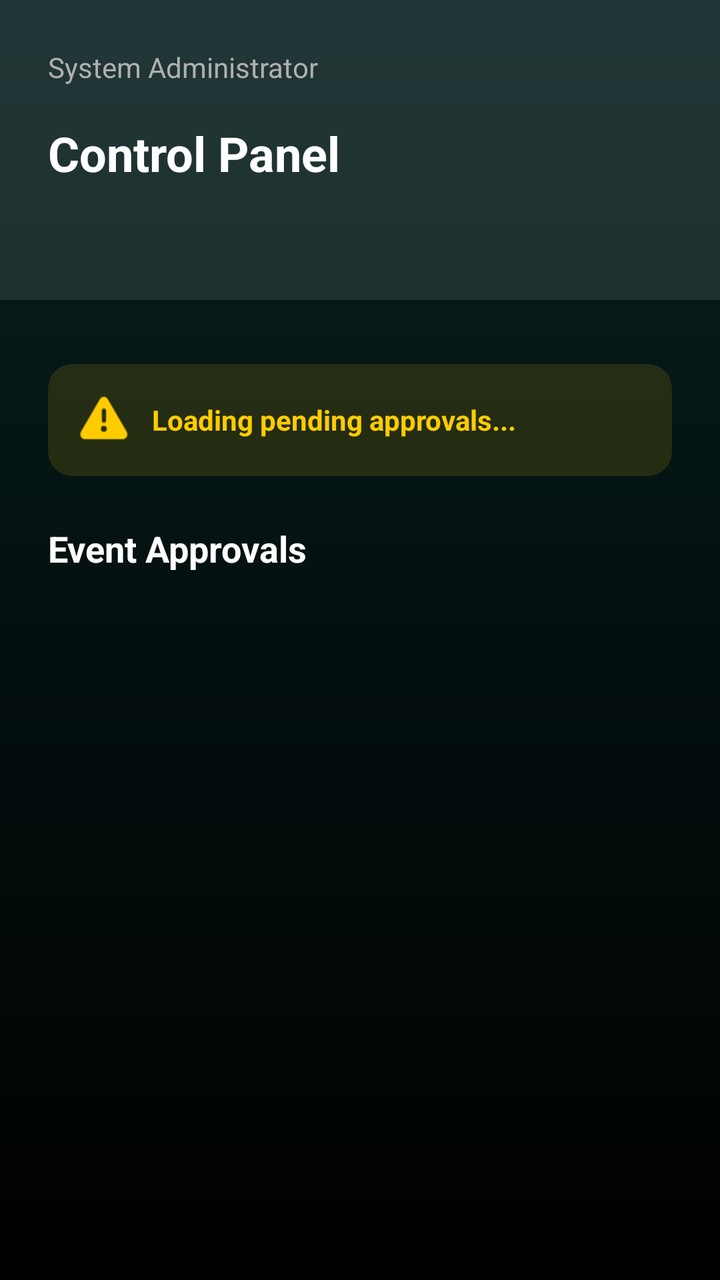
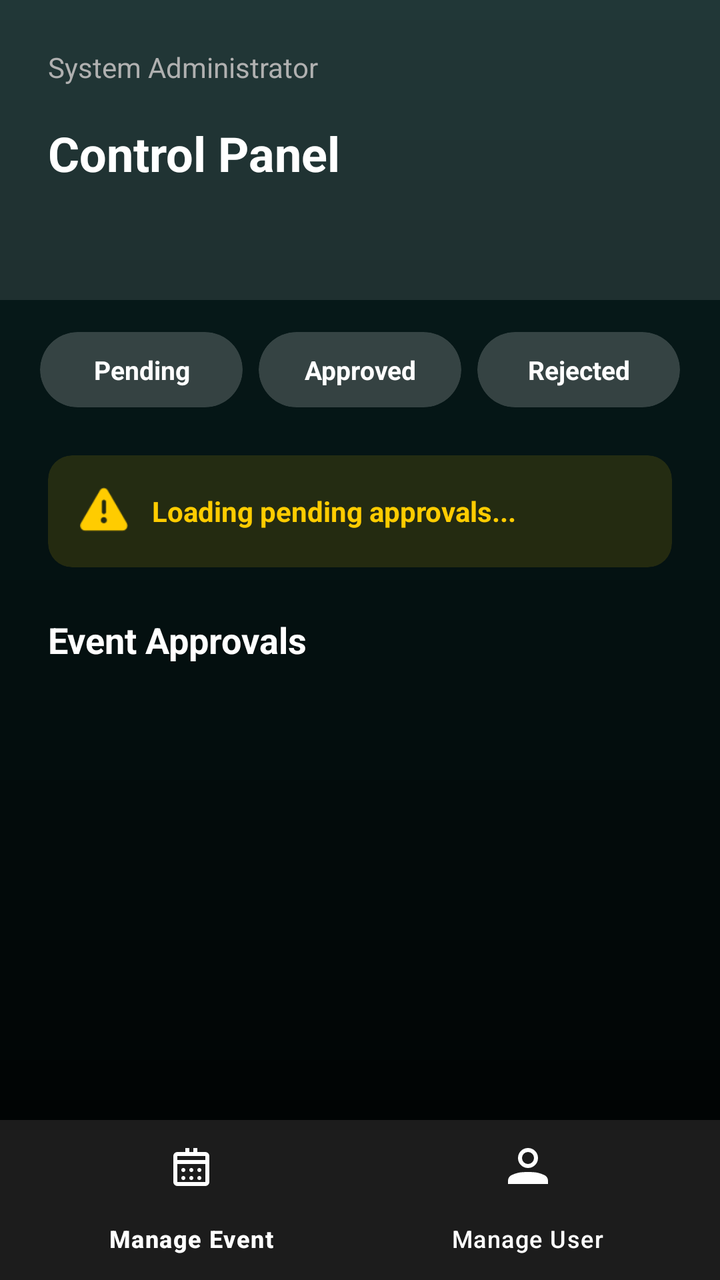

Before-and-after screenshots of an Android layout around one commit, followed by the original layout XML and the change that was made.
<!-- AndroidManifest.xml: application theme Theme.CampusConnectProject -->
<!-- res/layout/activity_dashboard_admin.xml -->
<?xml version="1.0" encoding="utf-8"?>
<androidx.constraintlayout.widget.ConstraintLayout
    xmlns:android="http://schemas.android.com/apk/res/android"
    xmlns:app="http://schemas.android.com/apk/res-auto"
    xmlns:tools="http://schemas.android.com/tools"
    android:layout_width="match_parent"
    android:layout_height="match_parent"
    android:background="@drawable/bg_main_gradient"
    tools:context=".ui.admin.DashboardAdminActivity">

    <View
        android:id="@+id/headerAdmin"
        android:layout_width="match_parent"
        android:layout_height="150dp"
        android:background="#1AFFFFFF"
        app:layout_constraintTop_toTopOf="parent" />

    <TextView
        android:layout_width="wrap_content"
        android:layout_height="wrap_content"
        android:layout_marginStart="24dp"
        android:layout_marginTop="24dp"
        android:text="System Administrator"
        android:textColor="#B0B0B0"
        android:textSize="14sp"
        app:layout_constraintStart_toStartOf="parent"
        app:layout_constraintTop_toTopOf="parent" />

    <TextView
        android:layout_width="wrap_content"
        android:layout_height="wrap_content"
        android:layout_marginStart="24dp"
        android:text="Control Panel"
        android:textColor="#FFFFFF"
        android:textSize="24sp"
        android:textStyle="bold"
        app:layout_constraintStart_toStartOf="parent"
        app:layout_constraintTop_toBottomOf="@+id/headerAdmin"
        android:layout_marginTop="-90dp"/>

    <androidx.cardview.widget.CardView
        android:id="@+id/cvPendingApproval"
        android:layout_width="match_parent"
        android:layout_height="wrap_content"
        android:layout_marginHorizontal="24dp"
        android:layout_marginTop="32dp"
        app:cardBackgroundColor="#20FFCC00"
        app:cardCornerRadius="12dp"
        app:cardElevation="0dp"
        app:layout_constraintTop_toBottomOf="@id/headerAdmin">

        <LinearLayout
            android:layout_width="match_parent"
            android:layout_height="wrap_content"
            android:padding="16dp"
            android:orientation="horizontal"
            android:gravity="center_vertical">

            <ImageView
                android:layout_width="24dp"
                android:layout_height="24dp"
                android:src="@android:drawable/ic_dialog_alert"
                app:tint="#FFCC00" />

            <TextView
                android:id="@+id/tvPendingApprovalMessage"
                android:layout_width="wrap_content"
                android:layout_height="wrap_content"
                android:layout_marginStart="12dp"
                android:text="Loading pending approvals..."
                android:textColor="#FFCC00"
                android:textSize="14sp"
                android:textStyle="bold" />
        </LinearLayout>
    </androidx.cardview.widget.CardView>

    <TextView
        android:id="@+id/tvLabelApproval"
        android:layout_width="wrap_content"
        android:layout_height="wrap_content"
        android:layout_marginStart="24dp"
        android:layout_marginTop="24dp"
        android:text="Event Approvals"
        android:textColor="@color/white"
        android:textSize="18sp"
        android:textStyle="bold"
        app:layout_constraintStart_toStartOf="parent"
        app:layout_constraintTop_toBottomOf="@id/cvPendingApproval" />

    <androidx.recyclerview.widget.RecyclerView
        android:id="@+id/rvAdminApprovals"
        android:layout_width="match_parent"
        android:layout_height="0dp"
        android:layout_marginTop="12dp"
        app:layout_constraintBottom_toBottomOf="parent"
        app:layout_constraintTop_toBottomOf="@id/tvLabelApproval"
        tools:listitem="@layout/item_event_admin" />

</androidx.constraintlayout.widget.ConstraintLayout>
<!-- res/layout/item_event_admin.xml (included above) -->
<?xml version="1.0" encoding="utf-8"?>
<androidx.cardview.widget.CardView
    xmlns:android="http://schemas.android.com/apk/res/android"
    xmlns:app="http://schemas.android.com/apk/res-auto"
    android:layout_width="match_parent"
    android:layout_height="wrap_content"
    android:layout_margin="12dp"
    app:cardCornerRadius="12dp"
    app:cardElevation="0dp"
    app:cardBackgroundColor="#20FFFFFF">

    <LinearLayout
        android:layout_width="match_parent"
        android:layout_height="wrap_content"
        android:orientation="vertical"
        android:padding="16dp">

        <ImageView
            android:id="@+id/imgPoster"
            android:layout_width="match_parent"
            android:layout_height="180dp"
            android:scaleType="centerCrop"
            android:background="#1AFFFFFF" />

        <TextView
            android:id="@+id/tvEventName"
            android:layout_width="wrap_content"
            android:layout_height="wrap_content"
            android:text="Nama Event"
            android:textColor="@color/white"
            android:textSize="18sp"
            android:textStyle="bold"
            android:layout_marginTop="12dp"/>

        <TextView
            android:id="@+id/tvOrganizer"
            android:layout_width="wrap_content"
            android:layout_height="wrap_content"
            android:layout_marginTop="4dp"
            android:text="By: Panitia"
            android:textColor="#B0B0B0" />

        <TextView
            android:id="@+id/tvCategory"
            android:layout_width="wrap_content"
            android:layout_height="wrap_content"
            android:layout_marginTop="4dp"
            android:text="Kategori"
            android:textColor="#B0B0B0" />

        <TextView
            android:id="@+id/tvLocation"
            android:layout_width="wrap_content"
            android:layout_height="wrap_content"
            android:layout_marginTop="4dp"
            android:text="Location"
            android:textColor="#B0B0B0"/>

        <TextView
            android:id="@+id/tvEventDate"
            android:layout_width="wrap_content"
            android:layout_height="wrap_content"
            android:layout_marginTop="4dp"
            android:text="Start : -"
            android:textColor="#B0B0B0"/>

        <TextView
            android:id="@+id/tvCapacity"
            android:layout_width="wrap_content"
            android:layout_height="wrap_content"
            android:layout_marginTop="8dp"
            android:text="Capacity : 0"
            android:textColor="@color/white"/>

        <TextView
            android:id="@+id/tvStatus"
            android:layout_width="wrap_content"
            android:layout_height="wrap_content"
            android:layout_marginTop="8dp"
            android:text="PENDING"
            android:textColor="#F59E0B"
            android:textStyle="bold" />

        <Button
            android:id="@+id/btnReview"
            android:layout_width="match_parent"
            android:layout_height="wrap_content"
            android:layout_marginTop="12dp"
            android:backgroundTint="@color/warna_primer"
            android:text="Review"
            android:textAllCaps="false"
            android:textColor="@color/white" />

    </LinearLayout>
</androidx.cardview.widget.CardView>
<!-- resources referenced by this layout -->
<resources>
  <color name="warna_primer">#00BFA5</color>
  <color name="white">#FFFFFFFF</color>
  <!-- drawable bg_main_gradient (drawable) -->
  <?xml version="1.0" encoding="utf-8"?>
  <shape xmlns:android="http://schemas.android.com/apk/res/android"
      android:shape="rectangle">
      <gradient
          android:angle="270"
          android:endColor="@color/bg_gradient_end"
          android:startColor="@color/bg_gradient_start"
          android:type="linear" />
  </shape>
  <style name="Theme.CampusConnectProject" parent="Base.Theme.CampusConnectProject" />
  <color name="bg_gradient_end">#000000</color>
  <color name="bg_gradient_start">#082020</color>
  <style name="Base.Theme.CampusConnectProject" parent="Theme.Material3.DayNight.NoActionBar">
          
          <item name="colorPrimary">@color/warna_primer</item>
          <item name="android:statusBarColor">@color/bg_gradient_start</item>
          <item name="android:navigationBarColor">@color/bg_gradient_end</item>
          <item name="android:windowBackground">@drawable/bg_main_gradient</item>
          <item name="android:forceDarkAllowed" tools:targetApi="q">false</item>
      </style>
</resources>

<!-- the commit's change to res/layout/activity_dashboard_admin.xml (unified diff, before → after) -->
@@ -30,24 +30,112 @@
         android:layout_width="wrap_content"
         android:layout_height="wrap_content"
         android:layout_marginStart="24dp"
+        android:layout_marginTop="-90dp"
         android:text="Control Panel"
         android:textColor="#FFFFFF"
         android:textSize="24sp"
         android:textStyle="bold"
         app:layout_constraintStart_toStartOf="parent"
-        app:layout_constraintTop_toBottomOf="@+id/headerAdmin"
-        android:layout_marginTop="-90dp"/>
-
+        app:layout_constraintTop_toBottomOf="@+id/headerAdmin" />
+
+    
+    <LinearLayout
+        android:id="@+id/filterScrollView"
+        android:layout_width="match_parent"
+        android:layout_height="wrap_content"
+        android:orientation="horizontal"
+        android:gravity="center"
+        android:paddingStart="16dp"
+        android:paddingEnd="16dp"
+        android:paddingTop="12dp"
+        android:paddingBottom="8dp"
+        app:layout_constraintTop_toBottomOf="@id/headerAdmin">
+
+        
+        <androidx.cardview.widget.CardView
+            android:id="@+id/pillPending"
+            android:layout_width="0dp"
+            android:layout_height="wrap_content"
+            android:layout_weight="1"
+            android:layout_margin="4dp"
+            app:cardCornerRadius="20dp"
+            app:cardBackgroundColor="#30FFFFFF"
+            app:cardElevation="0dp">
+
+            <TextView
+                android:id="@+id/tvPillPending"
+                android:layout_width="match_parent"
+                android:layout_height="wrap_content"
+                android:gravity="center"
+                android:paddingTop="10dp"
+                android:paddingBottom="10dp"
+                android:text="Pending"
+                android:textColor="@color/white"
+                android:textSize="13sp"
+                android:textStyle="bold" />
+        </androidx.cardview.widget.CardView>
+
+        
+        <androidx.cardview.widget.CardView
+            android:id="@+id/pillApproved"
+            android:layout_width="0dp"
+            android:layout_height="wrap_content"
+            android:layout_weight="1"
+            android:layout_margin="4dp"
+            app:cardCornerRadius="20dp"
+            app:cardBackgroundColor="#30FFFFFF"
+            app:cardElevation="0dp">
+
+            <TextView
+                android:id="@+id/tvPillApproved"
+                android:layout_width="match_parent"
+                android:layout_height="wrap_content"
+                android:gravity="center"
+                android:paddingTop="10dp"
+                android:paddingBottom="10dp"
+                android:text="Approved"
+                android:textColor="@color/white"
+                android:textSize="13sp"
+                android:textStyle="bold" />
+        </androidx.cardview.widget.CardView>
+
+        
+        <androidx.cardview.widget.CardView
+            android:id="@+id/pillRejected"
+            android:layout_width="0dp"
+            android:layout_height="wrap_content"
+            android:layout_weight="1"
+            android:layout_margin="4dp"
+            app:cardCornerRadius="20dp"
+            app:cardBackgroundColor="#30FFFFFF"
+            app:cardElevation="0dp">
+
+            <TextView
+                android:id="@+id/tvPillRejected"
+                android:layout_width="match_parent"
+                android:layout_height="wrap_content"
+                android:gravity="center"
+                android:paddingTop="10dp"
+                android:paddingBottom="10dp"
+                android:text="Rejected"
+                android:textColor="@color/white"
+                android:textSize="13sp"
+                android:textStyle="bold" />
+        </androidx.cardview.widget.CardView>
+
+    </LinearLayout>
+
+    
     <androidx.cardview.widget.CardView
         android:id="@+id/cvPendingApproval"
         android:layout_width="match_parent"
         android:layout_height="wrap_content"
         android:layout_marginHorizontal="24dp"
-        android:layout_marginTop="32dp"
+        android:layout_marginTop="12dp"
         app:cardBackgroundColor="#20FFCC00"
         app:cardCornerRadius="12dp"
         app:cardElevation="0dp"
-        app:layout_constraintTop_toBottomOf="@id/headerAdmin">
+        app:layout_constraintTop_toBottomOf="@id/filterScrollView">
 
         <LinearLayout
             android:layout_width="match_parent"
@@ -92,9 +180,21 @@
         android:layout_width="match_parent"
         android:layout_height="0dp"
         android:layout_marginTop="12dp"
-        app:layout_constraintBottom_toBottomOf="parent"
+        app:layout_constraintBottom_toTopOf="@id/bottomNavigation"
         app:layout_constraintTop_toBottomOf="@id/tvLabelApproval"
         tools:listitem="@layout/item_event_admin" />
+
+    
+    <com.google.android.material.bottomnavigation.BottomNavigationView
+        android:id="@+id/bottomNavigation"
+        android:layout_width="match_parent"
+        android:layout_height="wrap_content"
+        android:background="#1C1C1C"
+        app:itemIconTint="@color/white"
+        app:itemTextColor="@color/white"
+        app:labelVisibilityMode="labeled"
+        app:menu="@menu/admin_bottom_nav_menu"
+        app:layout_constraintBottom_toBottomOf="parent" />
 
 </androidx.constraintlayout.widget.ConstraintLayout>
 <!-- res/layout/item_event_admin.xml (included above) -->
